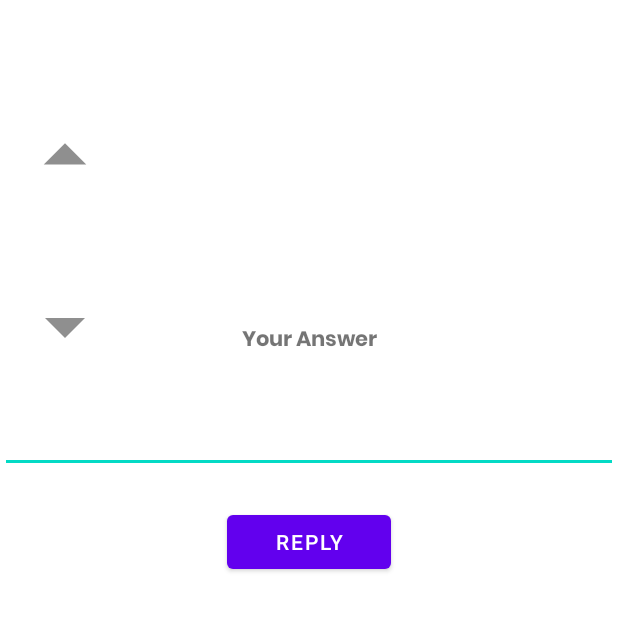
After one commit to Thembanator1/MCCourseForum, an Android app: the PostAnswer screen opened directly, with no data from a screen before it, on a phone screen of 412 x 824 dp, the top half of it. The commit adds this screen. Run offline under Robolectric (Android 15) with nearby library versions, the phone set to English and light mode, and no system bars.

Commit message:
lets try fix this id problem

```diff
--- a/app/src/main/AndroidManifest.xml
+++ b/app/src/main/AndroidManifest.xml
@@ -13,7 +13,7 @@
         android:theme="@style/Theme.MCCourseForum"
         android:usesCleartextTraffic="true">
         <activity
-            android:name=".PostQuestion"
+            android:name=".PostAnswer"
             android:exported="false" />
         <activity
             android:name=".AnswersDisplay"
@@ -23,6 +23,9 @@
             android:exported="false" />
         <activity
             android:name=".Login"
+            android:exported="false" />
+        <activity
+            android:name=".PostQuestion"
             android:exported="false" />
         <activity
             android:name=".Signup"
--- /dev/null
+++ b/app/src/main/java/com/example/mccourseforum/Homepage.java
@@ -0,0 +1,14 @@
+package com.example.mccourseforum;
+
+import androidx.appcompat.app.AppCompatActivity;
+
+import android.os.Bundle;
+
+public class Homepage extends AppCompatActivity {
+
+    @Override
+    protected void onCreate(Bundle savedInstanceState) {
+        super.onCreate(savedInstanceState);
+        setContentView(R.layout.activity_homepage);
+    }
+}
--- a/app/src/main/java/com/example/mccourseforum/Login.java
+++ b/app/src/main/java/com/example/mccourseforum/Login.java
@@ -54,6 +54,8 @@ public class Login extends AppCompatActivity {
                     @Override
                     public void run() {
                         Toast.makeText(getApplicationContext(), resBody, Toast.LENGTH_SHORT).show();
+                        String err = resBody;
+                        System.out.println(err);
                         if(resBody.equals("login successful!")){
                             String loggedIn = logNum.getText().toString();
                             Intent i = new Intent(view.getContext(), QuestionsDisplay.class);
--- /dev/null
+++ b/app/src/main/java/com/example/mccourseforum/PostAnswer.java
@@ -0,0 +1,41 @@
+package com.example.mccourseforum;
+
+import androidx.appcompat.app.AppCompatActivity;
+
+import android.content.Intent;
+import android.os.Bundle;
+import android.view.View;
+import android.widget.ImageView;
+import android.widget.TextView;
+
+import org.json.JSONException;
+import org.json.JSONObject;
+
+public class PostAnswer extends AppCompatActivity {
+    String loggedIn;
+    String Ques;
+
+    @Override
+    protected void onCreate(Bundle savedInstanceState) {
+
+        super.onCreate(savedInstanceState);
+        setContentView(R.layout.activity_post_answer);
+        TextView ques = (TextView) findViewById(R.id.ques);
+
+        Intent j = getIntent();
+        loggedIn = j.getStringExtra("loggedUser");
+        Ques = j.getStringExtra("Question");
+        ques.setText(Ques);
+
+
+    }
+
+
+
+
+    public void downVote(View view) {
+    }
+
+    public void upVote(View view) {
+    }
+}
--- a/app/src/main/java/com/example/mccourseforum/QuestionsDisplay.java
+++ b/app/src/main/java/com/example/mccourseforum/QuestionsDisplay.java
@@ -80,6 +80,7 @@ public class QuestionsDisplay extends AppCompatActivity {
             JSONObject jo = ja.getJSONObject(i);
             questionsLayout ql = new questionsLayout(this);
             ql.populate(jo);
+            String q= ql.Ques;
             if(i % 2==0){
                 ql.setBackgroundColor(Color.parseColor("#EEEEFF"));
             }
@@ -87,8 +88,9 @@ public class QuestionsDisplay extends AppCompatActivity {
             ql.setOnClickListener(new View.OnClickListener() {
                 @Override
                 public void onClick(View view) {
-                    Intent i = new Intent(QuestionsDisplay.this,AnswersDisplay.class);
-                    //i.putExtra("loggedUser",loggedIn);
+                    Intent i = new Intent(QuestionsDisplay.this,PostAnswer.class);
+                    i.putExtra("Question",q);
+                    i.putExtra("loggedUser",loggedIn);
                     startActivity(i);
 
                 }
--- a/app/src/main/java/com/example/mccourseforum/questionsLayout.java
+++ b/app/src/main/java/com/example/mccourseforum/questionsLayout.java
@@ -8,6 +8,7 @@ import org.json.JSONException;
 import org.json.JSONObject;
 
 public class questionsLayout extends LinearLayout {
+    String Ques ;
     TextView question;
     TextView postedBy;
     TextView upvotes;
@@ -33,6 +34,7 @@ public class questionsLayout extends LinearLayout {
     }
     public void populate (JSONObject jo) throws JSONException {
         question.setText(jo.getString("que"));
+        Ques  = jo.getString("que");
         String name = "Posted by " + jo.getString("Fname") +" " + jo.getString("Lname");
         postedBy.setText(name);
         String up = jo.getString("upvotes") + " up votes";
--- /dev/null
+++ b/app/src/main/res/drawable/ic_baseline_down.xml
@@ -0,0 +1,5 @@
+<vector android:height="240dp" android:tint="#8F8F8F"
+    android:viewportHeight="24" android:viewportWidth="24"
+    android:width="240dp" xmlns:android="http://schemas.android.com/apk/res/android">
+    <path android:fillColor="@android:color/white" android:pathData="M7,10l5,5 5,-5z"/>
+</vector>
--- /dev/null
+++ b/app/src/main/res/drawable/ic_baseline_up.xml
@@ -0,0 +1,5 @@
+<vector android:height="240dp" android:tint="#8F8F8F"
+    android:viewportHeight="24" android:viewportWidth="24"
+    android:width="240dp" xmlns:android="http://schemas.android.com/apk/res/android">
+    <path android:fillColor="@android:color/white" android:pathData="M7,14l5,-5 5,5z"/>
+</vector>
--- /dev/null
+++ b/app/src/main/res/layout/activity_homepage.xml
@@ -0,0 +1,13 @@
+<?xml version="1.0" encoding="utf-8"?>
+<RelativeLayout xmlns:android="http://schemas.android.com/apk/res/android"
+    xmlns:app="http://schemas.android.com/apk/res-auto"
+    xmlns:tools="http://schemas.android.com/tools"
+    android:layout_width="match_parent"
+    android:layout_height="match_parent"
+    tools:context=".Homepage">
+
+
+    <ListView
+        android:layout_width="match_parent"
+        android:layout_height="match_parent" />
+</RelativeLayout>
--- /dev/null
+++ b/app/src/main/res/layout/activity_post_answer.xml
@@ -0,0 +1,90 @@
+<?xml version="1.0" encoding="utf-8"?>
+<androidx.constraintlayout.widget.ConstraintLayout xmlns:android="http://schemas.android.com/apk/res/android"
+    xmlns:app="http://schemas.android.com/apk/res-auto"
+    xmlns:tools="http://schemas.android.com/tools"
+    android:id="@+id/linearLayout"
+    android:layout_width="match_parent"
+    android:layout_height="match_parent"
+    tools:context=".PostAnswer">
+
+
+    <TextView
+        android:id="@+id/ques"
+        android:layout_width="330dp"
+        android:layout_height="98dp"
+        android:scrollbars="vertical"
+        app:layout_constraintBottom_toBottomOf="parent"
+        app:layout_constraintEnd_toEndOf="parent"
+        app:layout_constraintHorizontal_bias="1.0"
+        app:layout_constraintStart_toStartOf="parent"
+        app:layout_constraintTop_toTopOf="parent"
+        app:layout_constraintVertical_bias="0.121" />
+
+    <EditText
+        android:id="@+id/ansBox"
+        android:layout_width="match_parent"
+        android:layout_height="76dp"
+        android:ems="10"
+        android:inputType="textPersonName"
+        app:layout_constraintBottom_toBottomOf="parent"
+        app:layout_constraintEnd_toEndOf="parent"
+        app:layout_constraintHorizontal_bias="1.0"
+        app:layout_constraintStart_toStartOf="parent"
+        app:layout_constraintTop_toBottomOf="@+id/ques"
+        app:layout_constraintVertical_bias="0.095"
+        android:autofillHints="" />
+
+    <TextView
+        android:id="@+id/textView8"
+        android:layout_width="171dp"
+        android:layout_height="34dp"
+        android:fontFamily="@font/poppinsbold"
+        android:gravity="center"
+        android:text="Your Answer"
+        app:layout_constraintBottom_toBottomOf="parent"
+        app:layout_constraintEnd_toEndOf="parent"
+        app:layout_constraintStart_toStartOf="parent"
+        app:layout_constraintTop_toTopOf="parent"
+        app:layout_constraintVertical_bias="0.266" />
+
+    <Button
+        android:id="@+id/replyButton"
+        android:layout_width="109dp"
+        android:layout_height="48dp"
+        android:text="Reply"
+        app:layout_constraintBottom_toBottomOf="parent"
+        app:layout_constraintEnd_toEndOf="parent"
+        app:layout_constraintHorizontal_bias="0.501"
+        app:layout_constraintStart_toStartOf="parent"
+        app:layout_constraintTop_toTopOf="parent"
+        app:layout_constraintVertical_bias="0.435" />
+
+    <ImageView
+        android:id="@+id/imageView4"
+        android:layout_width="77dp"
+        android:layout_height="64dp"
+        android:contentDescription="@string/app_name"
+        android:onClick="downVote"
+        app:layout_constraintBottom_toBottomOf="parent"
+        app:layout_constraintEnd_toEndOf="parent"
+        app:layout_constraintHorizontal_bias="0.014"
+        app:layout_constraintStart_toStartOf="parent"
+        app:layout_constraintTop_toTopOf="parent"
+        app:layout_constraintVertical_bias="0.244"
+        app:srcCompat="@drawable/ic_baseline_down" />
+
+    <ImageView
+        android:id="@+id/imageView5"
+        android:layout_width="77dp"
+        android:layout_height="68dp"
+        android:contentDescription="@string/app_name"
+        android:onClick="upVote"
+        app:layout_constraintBottom_toBottomOf="parent"
+        app:layout_constraintEnd_toEndOf="parent"
+        app:layout_constraintHorizontal_bias="0.014"
+        app:layout_constraintStart_toStartOf="parent"
+        app:layout_constraintTop_toTopOf="parent"
+        app:layout_constraintVertical_bias="0.093"
+        app:srcCompat="@drawable/ic_baseline_up" />
+
+</androidx.constraintlayout.widget.ConstraintLayout>
--- a/app/src/main/res/values-night/themes.xml
+++ b/app/src/main/res/values-night/themes.xml
@@ -1,6 +1,6 @@
 <resources xmlns:tools="http://schemas.android.com/tools">
     <!-- Base application theme. -->
-    <style name="Theme.MCCourseForum" parent="Theme.MaterialComponents.DayNight.DarkActionBar">
+    <style name="Theme.MCCourseForum" parent="Theme.MaterialComponents.DayNight.NoActionBar"> //"Theme.MaterialComponents.DayNight.DarkActionBar"
         <!-- Primary brand color. -->
         <item name="colorPrimary">@color/purple_200</item>
         <item name="colorPrimaryVariant">@color/purple_700</item>
--- a/app/src/main/res/values/themes.xml
+++ b/app/src/main/res/values/themes.xml
@@ -1,6 +1,6 @@
 <resources xmlns:tools="http://schemas.android.com/tools">
     <!-- Base application theme. -->
-    <style name="Theme.MCCourseForum" parent="Theme.MaterialComponents.DayNight.DarkActionBar">
+    <style name="Theme.MCCourseForum" parent="Theme.MaterialComponents.DayNight.NoActionBar"> ///*"Theme.MaterialComponents.DayNight.DarkActionBar"*/
         <!-- Primary brand color. -->
         <item name="colorPrimary">@color/purple_500</item>
         <item name="colorPrimaryVariant">@color/purple_700</item>
--- a/build.gradle
+++ b/build.gradle
@@ -1,7 +1,7 @@
 // Top-level build file where you can add configuration options common to all sub-projects/modules.
 plugins {
-    id 'com.android.application' version '7.2.0' apply false
-    id 'com.android.library' version '7.2.0' apply false
+    id 'com.android.application' version '7.2.1' apply false
+    id 'com.android.library' version '7.2.1' apply false
 }
 
 task clean(type: Delete) {
```
